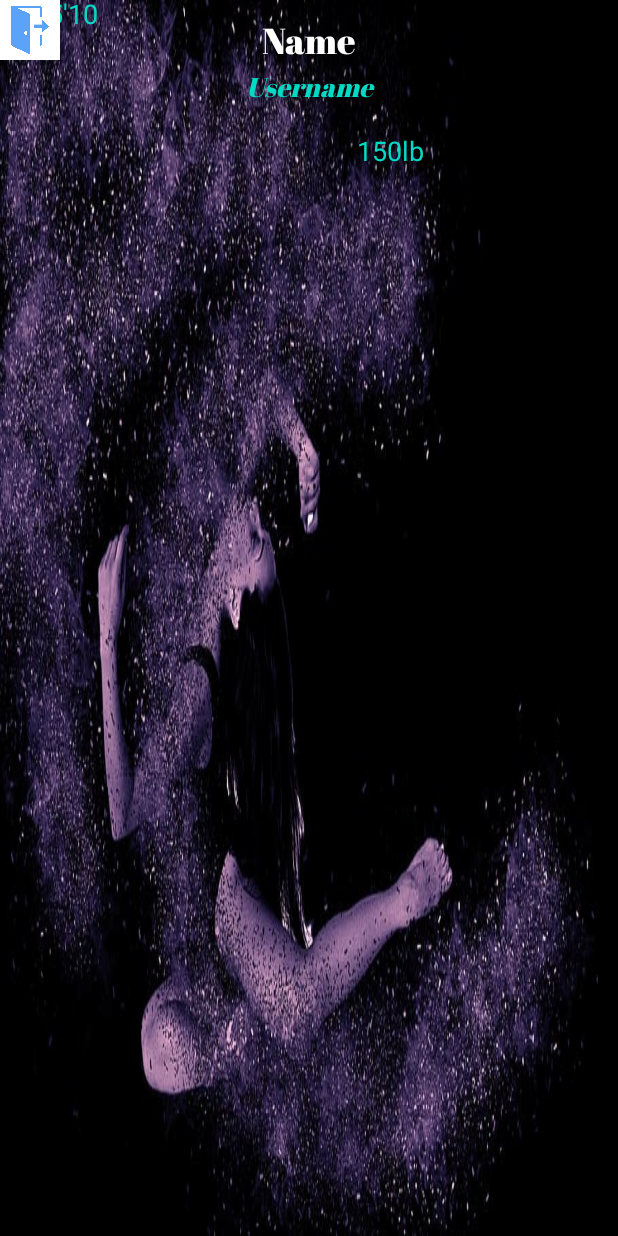
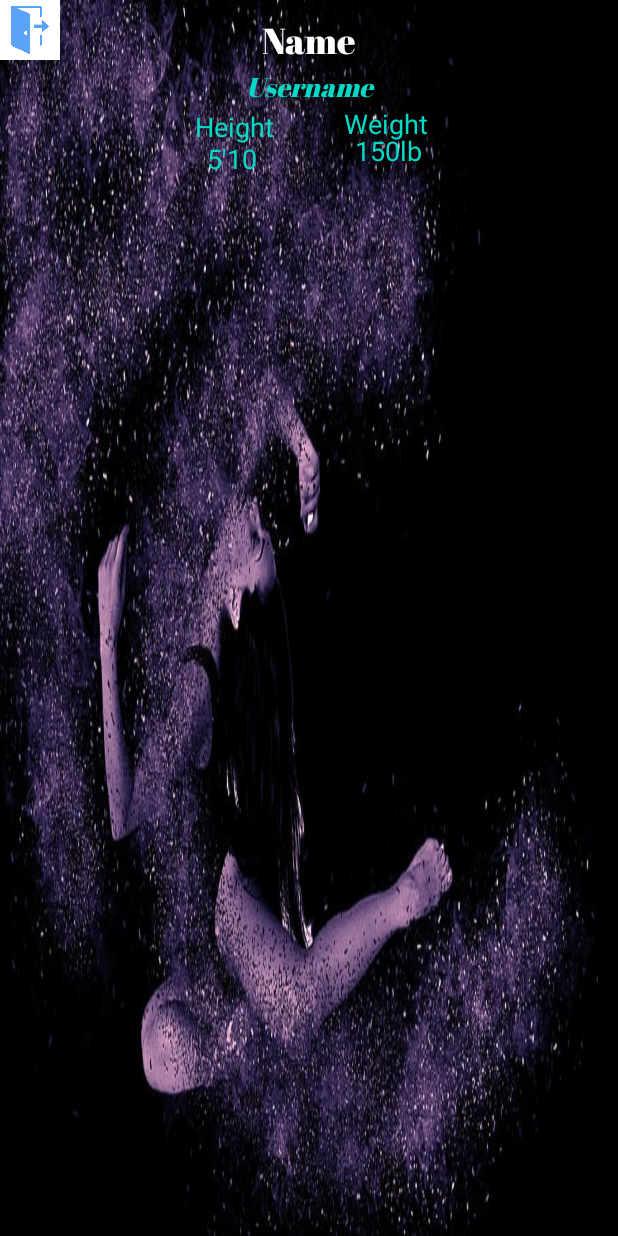
Before and after one commit to AbdullahAl-kubaisi/oneLife-android-native-app, an Android app: the layout fragment_profile.xml on its own in the app's theme, with its tools: preview values and no code run, on a phone screen of 412 x 824 dp. Run offline under Robolectric (Android 15) with nearby library versions, the phone set to English and light mode, and no system bars.

Commit message:
added items to show the user date

```diff
--- a/app/src/main/res/layout/fragment_profile.xml
+++ b/app/src/main/res/layout/fragment_profile.xml
@@ -40,6 +40,8 @@
         android:id="@+id/tvUserHeight"
         android:layout_width="100dp"
         android:layout_height="wrap_content"
+        android:layout_below="@+id/textView"
+        android:layout_alignStart="@+id/textView"
         android:layout_marginStart="-1dp"
         android:layout_marginLeft="10dp"
         android:layout_marginTop="-3dp"
@@ -53,6 +55,7 @@
         android:layout_width="100dp"
         android:layout_height="20dp"
         android:layout_below="@+id/tvUsernameProf"
+        android:layout_alignStart="@+id/textView3"
         android:layout_alignParentEnd="true"
         android:layout_marginStart="1dp"
         android:layout_marginLeft="10dp"
@@ -74,4 +77,32 @@
         android:scaleType="fitCenter"
         android:src="@drawable/log_out" />
 
+    <TextView
+        android:id="@+id/textView"
+        android:layout_width="100dp"
+        android:layout_height="wrap_content"
+        android:layout_below="@+id/tvUsernameProf"
+        android:layout_alignParentStart="true"
+        android:layout_marginStart="106dp"
+        android:layout_marginTop="2dp"
+        android:text="Height"
+        android:textAlignment="center"
+        android:textColor="@color/teal_200"
+        android:textSize="18sp"
+        android:textAllCaps="false" />
+
+    <TextView
+        android:id="@+id/textView3"
+        android:layout_width="100dp"
+        android:layout_height="wrap_content"
+        android:layout_below="@+id/tvUsernameProf"
+        android:layout_alignParentEnd="true"
+        android:layout_marginTop="0dp"
+        android:layout_marginEnd="105dp"
+        android:textColor="@color/teal_200"
+        android:text="Weight"
+        android:textSize="18sp"
+        android:textAlignment="center" />
+
+
 </RelativeLayout>
```
